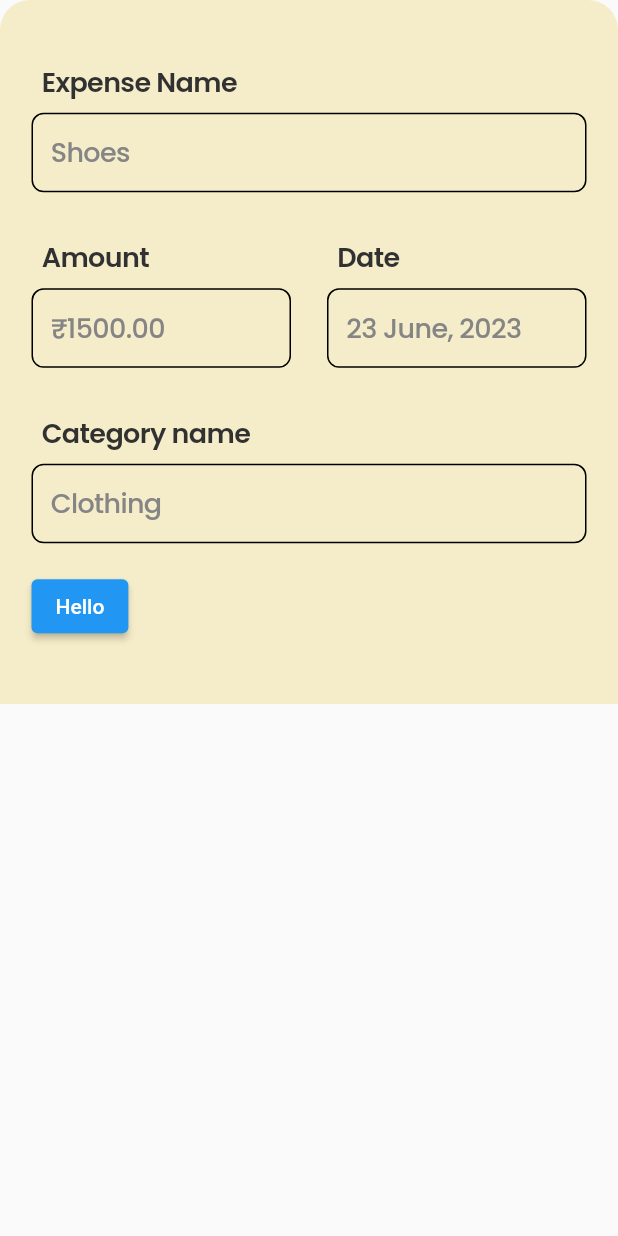
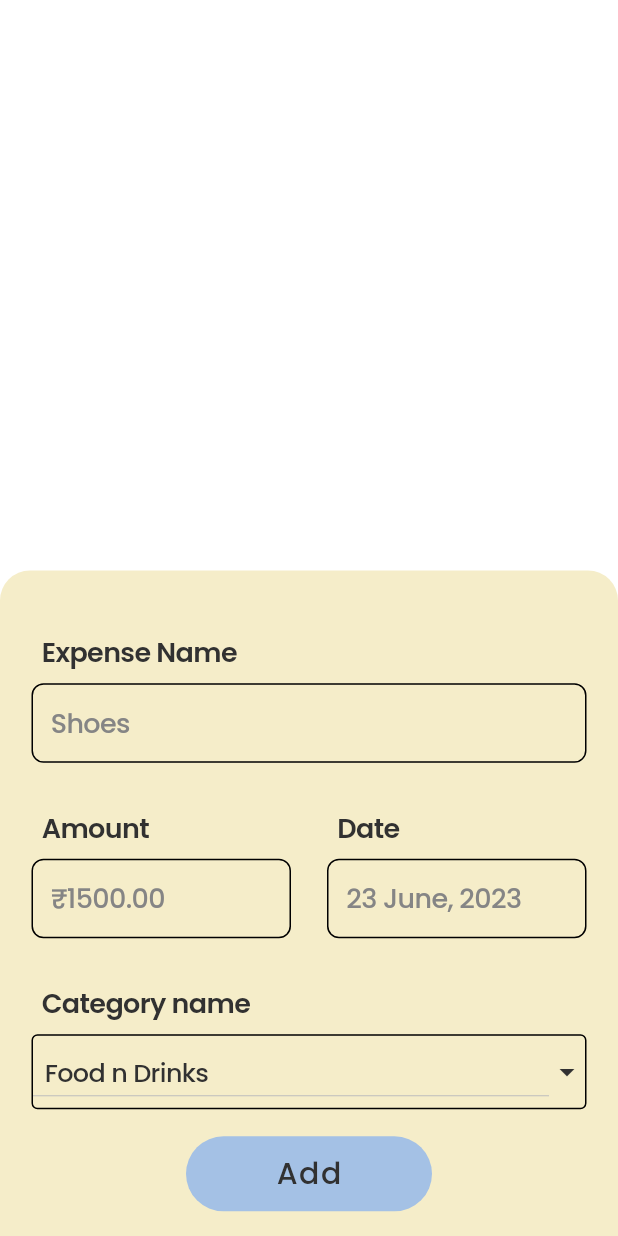
Before and after one commit to Sama-3l/coinwatcher, a Flutter app: the ExpenseAdd screen opened directly with empty values, on a phone screen of 412 x 824 dp. Run offline on Flutter 3.47's test engine with Material 2 defaults, Android fonts, the phone set to English and light mode, and no system bars; our stand-ins replace bloc, flutter_bloc, google_fonts, percent_indicator, simple_icons; missing offline and left inert: carbon_icons.

Commit message:
making the addExpense tab

```diff
--- /dev/null
+++ b/lib/business_logic/blocs/dropDownMenu/drop_down_menu_bloc.dart
@@ -0,0 +1,13 @@
+import 'package:bloc/bloc.dart';
+import 'package:meta/meta.dart';
+
+part 'drop_down_menu_event.dart';
+part 'drop_down_menu_state.dart';
+
+class DropDownMenuBloc extends Bloc<DropDownMenuEvent, DropDownMenuState> {
+  DropDownMenuBloc() : super(DropDownMenuInitial()) {
+    on<UpdateMenuEvent>((event, emit) {
+      emit(UpdateMenuState());
+    });
+  }
+}
--- /dev/null
+++ b/lib/business_logic/blocs/dropDownMenu/drop_down_menu_event.dart
@@ -0,0 +1,6 @@
+part of 'drop_down_menu_bloc.dart';
+
+@immutable
+abstract class DropDownMenuEvent {}
+
+class UpdateMenuEvent extends DropDownMenuEvent {}
--- /dev/null
+++ b/lib/business_logic/blocs/dropDownMenu/drop_down_menu_state.dart
@@ -0,0 +1,8 @@
+part of 'drop_down_menu_bloc.dart';
+
+@immutable
+abstract class DropDownMenuState {}
+
+class DropDownMenuInitial extends DropDownMenuState {}
+
+class UpdateMenuState extends DropDownMenuState {}
--- a/lib/presentation/screens/home.dart
+++ b/lib/presentation/screens/home.dart
@@ -1,4 +1,5 @@
 import 'package:coinwatcher/alogrithms/method.dart';
+import 'package:coinwatcher/business_logic/blocs/dropDownMenu/drop_down_menu_bloc.dart';
 import 'package:coinwatcher/constants/font.dart';
 import 'package:coinwatcher/constants/themes.dart';
 import 'package:coinwatcher/data/model/user.dart';
@@ -9,7 +10,7 @@ import 'package:coinwatcher/presentation/screens/spendings.dart';
 import 'package:flutter/material.dart';
 import 'package:flutter_bloc/flutter_bloc.dart';
 
-import '../../business_logic/blocs/bloc/tab_text_color_bloc.dart';
+import '../../business_logic/blocs/tabTextBloc/tab_text_color_bloc.dart';
 import '../widgets/bottomNavBar.dart';
 import '../widgets/fab.dart';
 import 'dashboard.dart';
@@ -45,7 +46,10 @@ class _HomeState extends State<Home> with TickerProviderStateMixin {
   @override
   Widget build(BuildContext context) {
     return MultiBlocProvider(
-      providers: [BlocProvider(create: (context) => TabTextColorBloc())],
+      providers: [
+        BlocProvider(create: (context) => TabTextColorBloc()),
+        BlocProvider(create: (context) => DropDownMenuBloc())
+      ],
       child: MaterialApp(
         title: 'Flutter Demo',
         debugShowCheckedModeBanner: false,
--- a/lib/presentation/widgets/bottomNavBar.dart
+++ b/lib/presentation/widgets/bottomNavBar.dart
@@ -1,6 +1,6 @@
 // ignore_for_file: prefer_const_literals_to_create_immutables, prefer_const_constructors, must_be_immutable
 
-import 'package:coinwatcher/business_logic/blocs/bloc/tab_text_color_bloc.dart';
+import 'package:coinwatcher/business_logic/blocs/tabTextBloc/tab_text_color_bloc.dart';
 import 'package:coinwatcher/constants/font.dart';
 import 'package:coinwatcher/constants/themes.dart';
 import 'package:coinwatcher/data/model/user.dart';
--- a/lib/presentation/widgets/expenseAdd.dart
+++ b/lib/presentation/widgets/expenseAdd.dart
@@ -7,6 +7,9 @@ import 'package:coinwatcher/data/repositories/allExpenses.dart';
 import 'package:coinwatcher/presentation/widgets/expenseBox.dart';
 import 'package:coinwatcher/presentation/widgets/expenseInputField.dart';
 import 'package:flutter/material.dart';
+import 'package:flutter_bloc/flutter_bloc.dart';
+
+import '../../business_logic/blocs/dropDownMenu/drop_down_menu_bloc.dart';
 
 class ExpenseAdd extends StatelessWidget {
   ExpenseAdd(
@@ -22,6 +25,7 @@ class ExpenseAdd extends StatelessWidget {
   TextEditingController amount = TextEditingController();
   TextEditingController date = TextEditingController();
   TextEditingController category = TextEditingController();
+  String dropDownValue = 'Food n Drinks';
 
   @override
   Widget build(BuildContext context) {
@@ -30,20 +34,28 @@ class ExpenseAdd extends StatelessWidget {
         child: Padding(
           padding: const EdgeInsets.all(0),
           child: Material(
+              color: Colors.transparent,
               borderRadius: BorderRadius.only(
                   topLeft: Radius.circular(20), topRight: Radius.circular(20)),
+              child: Scaffold(
+                backgroundColor: Colors.transparent,
+                body: Align(
+                  alignment: Alignment.bottomCenter,
+                  child: Container(
+                      decoration: BoxDecoration(
                         color: theme.mainBackground,
-              child: Container(
-                  decoration: BoxDecoration(),
+                        borderRadius: BorderRadius.only(
+                            topLeft: Radius.circular(20),
+                            topRight: Radius.circular(20)),
+                      ),
                       child: Padding(
                         padding: EdgeInsets.only(
                             left: 21,
                             right: 21,
                             top: MediaQuery.of(context).size.height * 0.05),
-                    child: SingleChildScrollView(
                         child: Column(
                           mainAxisSize: MainAxisSize.min,
-                        crossAxisAlignment: CrossAxisAlignment.start,
+                          crossAxisAlignment: CrossAxisAlignment.stretch,
                           children: [
                             textWidget('Expense Name'),
                             Padding(
@@ -65,11 +77,10 @@ class ExpenseAdd extends StatelessWidget {
                                         children: [
                                           textWidget('Amount'),
                                           Padding(
-                                          padding:
-                                              const EdgeInsets.only(bottom: 30),
+                                            padding: const EdgeInsets.only(
+                                                bottom: 30),
                                             child: ExpenseInputField(
-                                              textEditingController:
-                                                  amount,
+                                                textEditingController: amount,
                                                 hintText: '\u20B91500.00',
                                                 font: font,
                                                 theme: theme),
@@ -86,11 +97,10 @@ class ExpenseAdd extends StatelessWidget {
                                         children: [
                                           textWidget('Date'),
                                           Padding(
-                                          padding:
-                                              const EdgeInsets.only(bottom: 30),
+                                            padding: const EdgeInsets.only(
+                                                bottom: 30),
                                             child: ExpenseInputField(
-                                              textEditingController:
-                                                  date,
+                                                textEditingController: date,
                                                 hintText: '23 June, 2023',
                                                 font: font,
                                                 theme: theme),
@@ -102,24 +112,105 @@ class ExpenseAdd extends StatelessWidget {
                             ),
                             textWidget('Category name'),
                             Padding(
-                            padding: const EdgeInsets.only(bottom: 18),
-                            child: ExpenseInputField(
-                                textEditingController: category,
-                                hintText: 'Clothing',
-                                font: font,
-                                theme: theme),
+                              padding: EdgeInsets.only(bottom: 18),
+                              child: BlocBuilder<DropDownMenuBloc,
+                                  DropDownMenuState>(
+                                builder: (context, state) {
+                                  return Container(
+                                    decoration: BoxDecoration(
+                                      border: Border.all(
+                                        color: theme.borderColor,
+                                        width: 1.0,
+                                      ),
+                                      borderRadius: BorderRadius.circular(4.0),
+                                    ),
+                                    child: Row(
+                                      children: [
+                                        Expanded(
+                                          child: DropdownButton<String>(
+                                            value: dropDownValue,
+                                            icon: Container(),
+                                            onChanged: (String? newValue) {
+                                              dropDownValue = newValue!;
+                                              BlocProvider.of<DropDownMenuBloc>(
+                                                      context)
+                                                  .add(UpdateMenuEvent());
+                                            },
+                                            items: <String>[
+                                              'Food n Drinks',
+                                              'Health n Fitness',
+                                              'Personal care',
+                                              'Essentials',
+                                              'Education',
+                                              'Misc',
+                                            ].map<DropdownMenuItem<String>>(
+                                                (String value) {
+                                              return DropdownMenuItem<String>(
+                                                value: value,
+                                                child: Padding(
+                                                  padding:
+                                                      const EdgeInsets.all(8.0),
+                                                  child: Text(
+                                                    value,
+                                                    style: font
+                                                        .getPoppinsTextStyle(
+                                                            color: theme
+                                                                .textPrimary,
+                                                            fontSize: 17,
+                                                            fontWeight:
+                                                                FontWeight.w500,
+                                                            letterSpacing:
+                                                                -0.41),
+                                                  ),
+                                                ),
+                                              );
+                                            }).toList(),
+                                          ),
+                                        ),
+                                        Icon(Icons.arrow_drop_down_sharp,
+                                            color: theme.textPrimary)
+                                      ],
+                                    ),
+                                  );
+                                },
+                              ),
                             ),
                             Padding(
                               padding: EdgeInsets.only(
-                                bottom:
-                                    MediaQuery.of(context).size.height * 0.05),
+                                  left:
+                                      MediaQuery.of(context).size.width * 0.25,
+                                  right:
+                                      MediaQuery.of(context).size.width * 0.25,
+                                  bottom: MediaQuery.of(context).size.height *
+                                      0.02),
                               child: ElevatedButton(
-                                onPressed: () {}, child: Text('Hello')),
+                                  style: ElevatedButton.styleFrom(
+                                      elevation: 0,
+                                      backgroundColor: theme.primaryAccent4,
+                                      shape: RoundedRectangleBorder(
+                                          borderRadius:
+                                              BorderRadius.circular(50))),
+                                  onPressed: () {
+                                    print(dropDownValue);
+                                  },
+                                  child: Padding(
+                                    padding: const EdgeInsets.only(
+                                        top: 10, bottom: 10),
+                                    child: Text(
+                                      'Add',
+                                      style: font.getPoppinsTextStyle(
+                                          color: theme.textPrimary,
+                                          fontSize: 20,
+                                          fontWeight: FontWeight.w500,
+                                          letterSpacing: 1),
+                                    ),
+                                  )),
                             )
                           ],
                         ),
+                      )),
                 ),
-                  ))),
+              )),
         ));
   }
 
```
Also changed, not shown: lib/business_logic/blocs/tabTextBloc/tab_text_color_bloc.dart (renamed from lib/business_logic/blocs/bloc/tab_text_color_bloc.dart), lib/business_logic/blocs/tabTextBloc/tab_text_color_event.dart (renamed from lib/business_logic/blocs/bloc/tab_text_color_event.dart), lib/business_logic/blocs/tabTextBloc/tab_text_color_state.dart (renamed from lib/business_logic/blocs/bloc/tab_text_color_state.dart). Lines whose indentation alone changed are shown as unchanged.
